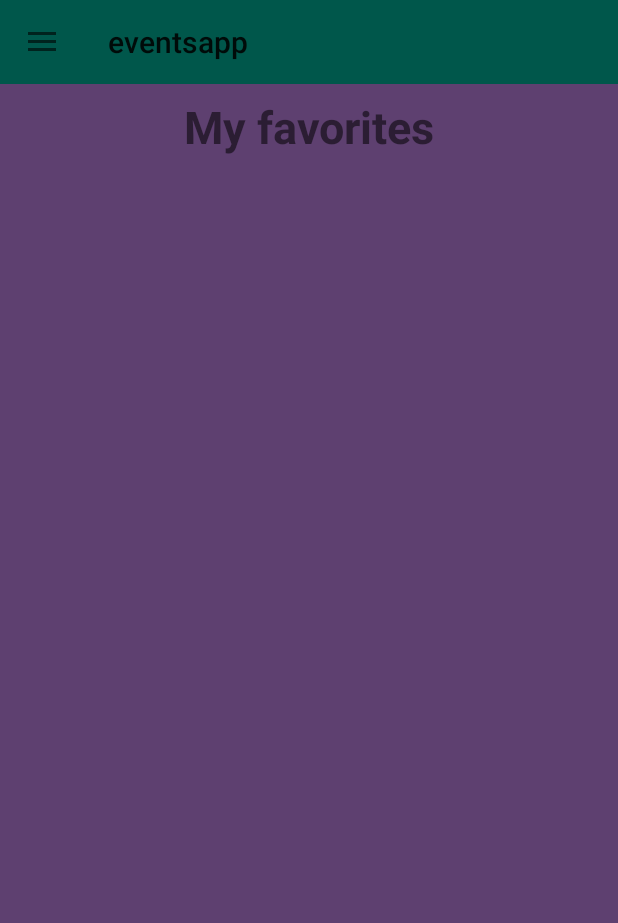
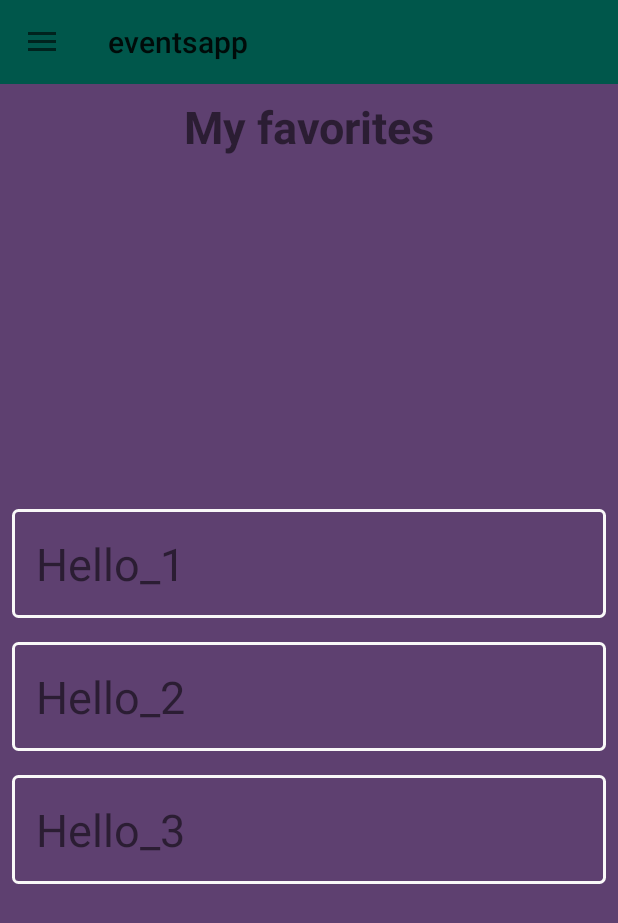
Before and after one commit to tatandru/eventsapp, an Android app: the screen it shows after launch (MainActivity), in the side drawer, after a tap on "Favorites", on a phone screen of 412 x 824 dp. Shown: the top 923 px of the screen. Run offline under Robolectric (Android 15) with nearby library versions, the phone set to English and light mode, and no system bars.

Commit message:
Add favorite list te fragment

```diff
--- a/app/src/main/java/com/example/eventsapp/FavoritesFragment.java
+++ b/app/src/main/java/com/example/eventsapp/FavoritesFragment.java
@@ -1,18 +1,77 @@
 package com.example.eventsapp;
 
+import android.content.Context;
 import android.os.Bundle;
+import android.util.Log;
 import android.view.LayoutInflater;
 import android.view.View;
 import android.view.ViewGroup;
+import android.widget.Toast;
 
 import androidx.annotation.NonNull;
 import androidx.annotation.Nullable;
 import androidx.fragment.app.Fragment;
+import androidx.recyclerview.widget.LinearLayoutManager;
+import androidx.recyclerview.widget.RecyclerView;
+
+import com.example.eventsapp.adapters.ItemRecycleViewAdapter;
+
+import java.util.ArrayList;
+import java.util.List;
 
 public class FavoritesFragment extends Fragment {
+
+    private RecyclerView rvItems;
+    private RecyclerView.LayoutManager layoutManager;
+    private ItemRecycleViewAdapter adapter;
+    private List<String> dataSet;
+
+
     @Nullable
     @Override
     public View onCreateView(@NonNull LayoutInflater inflater, @Nullable ViewGroup container, @Nullable Bundle savedInstanceState) {
-        return inflater.inflate(R.layout.favorites_activity,container,false);
+
+        View view = inflater.inflate(R.layout.favorites_activity, container, false);
+        rvItems = view.findViewById(R.id.rv_favoriteList);
+        setupList();
+        return view;
+
+    }
+
+    private void setupList() {
+
+        layoutManager = new LinearLayoutManager(getContext());  // use a linear layout manager vertical
+//        layoutManager = new GridLayoutManager(this,3);  // use a grid layout manager with 3 columns
+        rvItems.setLayoutManager(layoutManager);
+
+        generateDataSet();
+
+        adapter = new ItemRecycleViewAdapter(dataSet, getContext());
+        adapter.setItemClickListener(new ItemRecycleViewAdapter.ItemClickListener() {
+            @Override
+            public void onClick(String os) {
+                Toast.makeText(getContext(), os, Toast.LENGTH_SHORT).show();
+            }
+        });
+        rvItems.setAdapter(adapter);
+    }
+
+
+    private void generateDataSet() {
+        dataSet = new ArrayList<>();
+
+
+        List<String> myList = new ArrayList<>();
+
+
+        myList.add("Hello_1");
+        myList.add("Hello_2");
+        myList.add("Hello_3");
+
+        Log.e("TAG", myList.toString());
+
+        for (String c : myList) {
+            dataSet.add(c);
+        }
     }
 }
```
